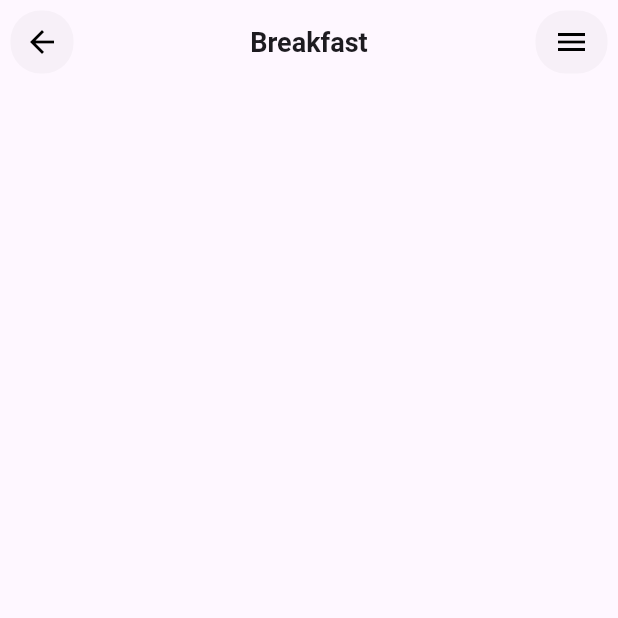
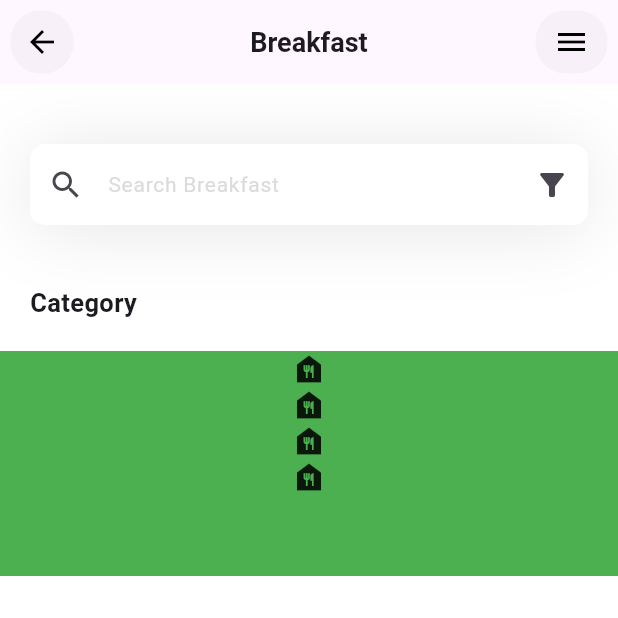
Before and after one commit to gedeastu/Fitness_App_Simple, a Flutter app: the screen it shows after launch, on a phone screen of 412 x 824 dp, the top half of it. Run offline on Flutter 3.47's test engine with Material 3 defaults, Android fonts, the phone set to English and light mode, and no system bars; Roboto replaces fonts that are missing (Plus Jakarta Sans).

Commit message:
make model,search, and structure list scroll categories

```diff
--- /dev/null
+++ b/fitness/lib/components/AppBarWidget.dart
@@ -0,0 +1,33 @@
+import 'package:flutter/material.dart';
+
+AppBar AppBarWidget() {
+    return AppBar(
+
+      leading: GestureDetector(
+        child: Container(
+          height: 100,
+          width: 100,
+          margin: const EdgeInsets.all(7.0),
+          decoration: BoxDecoration(borderRadius: BorderRadius.circular(20.0),color: Color.fromARGB(20, 161, 161, 161)),
+          child: IconButton(onPressed:(){}, icon: const Icon(Icons.arrow_back),color: Colors.black, alignment: Alignment.center,),
+        ),
+      ),
+      title: const Text(
+        "Breakfast",
+        style: TextStyle(fontFamily: "Plus Jakarta Sans",fontWeight: FontWeight.bold, fontSize: 18.0),
+      ),
+      centerTitle: true,
+      actions: [
+        GestureDetector(
+          onTap: () {
+
+          },
+          child: Container(
+          margin: const EdgeInsets.all(7.0),
+          decoration: BoxDecoration(borderRadius: BorderRadius.circular(20.0),color: const Color.fromARGB(20, 161, 161, 161)),
+          child: IconButton(onPressed:(){}, icon: const Icon(Icons.menu),color: Colors.black, alignment: Alignment.center,),
+                  ),
+        ),
+      ],
+    );
+  }
--- /dev/null
+++ b/fitness/lib/models/category_model.dart
@@ -0,0 +1,35 @@
+import 'package:flutter/material.dart';
+
+class Category{
+  late String name;
+  late String icon;
+  late Color boxColor;
+
+  Category({
+    required this.name,
+    required this.icon,
+    required this.boxColor
+  });
+
+  static List<Category> getCategories(){
+    List<Category> categories = [];
+
+    categories.add(
+      Category(name: "Salad", icon: 'assets/salad.svg', boxColor: Colors.blue)
+    );
+
+    categories.add(
+      Category(name: "Cake", icon: 'assets/cake.svg', boxColor: Colors.blue)
+    );
+
+    categories.add(
+      Category(name: "Pie", icon: 'assets/pie.svg', boxColor: Colors.blue)
+    );
+
+    categories.add(
+      Category(name: "Smoothie", icon: 'assets/fruit.svg', boxColor: Colors.blue)
+    );
+
+    return categories;
+  }
+}
--- a/fitness/lib/pages/breakfast.dart
+++ b/fitness/lib/pages/breakfast.dart
@@ -1,42 +1,101 @@
+import 'package:fitness/components/AppBarWidget.dart';
+import 'package:fitness/models/category_model.dart';
 import 'package:flutter/material.dart';
 
-class Breakfast extends StatelessWidget {
-  const Breakfast({super.key});
+// ignore: must_be_immutable
+class Breakfast extends StatefulWidget {
+  Breakfast({super.key});
+
+  @override
+  State<Breakfast> createState() => _BreakfastState();
+}
+
+class _BreakfastState extends State<Breakfast> {
+  List<Category> categories = [];
+
+  void _getCategories(){
+    categories = Category.getCategories();
+  }
+
+  @override
+  void initState() {
+    // TODO: implement initState
+    _getCategories();
+    super.initState();
+  }
 
   @override
   Widget build(BuildContext context) {
+    _getCategories();
     return Scaffold(
-      appBar: AppBar(
-
-        leading: Container(
-          height: 100,
-          width: 100,
-          margin: const EdgeInsets.all(7.0),
-          decoration: BoxDecoration(borderRadius: BorderRadius.circular(20.0),color: Color.fromARGB(20, 161, 161, 161)),
-          child: IconButton(onPressed:(){}, icon: const Icon(Icons.arrow_back),color: Colors.black, alignment: Alignment.center,),
+      appBar: AppBarWidget(),
+      backgroundColor: Colors.white,
+      body: Container(
+        child: Column(
+          crossAxisAlignment: CrossAxisAlignment.start,
+          children: [
+            _searchField(),
+            const SizedBox(height: 40.0,),
+            const Padding(
+              padding: EdgeInsets.only(left: 20,right: 20),
+              child: Column(
+                children: [
+                  Text("Category",style: TextStyle(fontWeight: FontWeight.bold,fontSize: 17.0),)
+                ],
+              ),
+            ),
+            const SizedBox(height: 20.0,),
+            Container(
+              color: Colors.green,
+              height: 150,
+              child: ListView.builder(
+                itemCount: categories.length,
+                itemBuilder: (context, index) {
+                  return Container(
+                    child:Icon(Icons.food_bank_sharp) ,
+                  );
+                },
+              ),
+            )
+          ],
         ),
-        title: const Text(
-          "Breakfast",
-          style: TextStyle(fontFamily: "Plus Jakarta Sans",fontWeight: FontWeight.bold, fontSize: 18.0),
-        ),
-        centerTitle: true,
-        actions: [
-          GestureDetector(
-            onTap: () {
-
-            },
-            child: Container(
-            height: 100,
-            margin: const EdgeInsets.all(7.0),
-            decoration: BoxDecoration(borderRadius: BorderRadius.circular(20.0),color: const Color.fromARGB(20, 161, 161, 161)),
-            child: IconButton(onPressed:(){}, icon: const Icon(Icons.menu),color: Colors.black, alignment: Alignment.center,),
-                    ),
-          ),
-        ],
-      ),
-      body: Container(
-
       ),
     );
   }
+
+  Container _searchField() {
+    return Container(
+            margin: const EdgeInsets.only(top: 40,left: 20,right: 20),
+            decoration: BoxDecoration(
+              borderRadius: BorderRadius.circular(20),
+              color: Colors.grey.withOpacity(0.5),
+              boxShadow: [
+                BoxShadow(
+                  color: const Color(0xff1d1617).withOpacity(0.11),
+                  blurRadius: 40,
+                  spreadRadius: 0.0,
+                  offset: const Offset(0, 3),
+                )
+              ]
+            ),
+            child: TextField(
+              decoration: InputDecoration(
+                filled: true,
+                fillColor: Colors.white,
+                hintText: "Search Breakfast",
+                hintStyle: const TextStyle(
+                  color: Color(0xffdddada),
+                  fontSize: 14
+                ),
+                prefixIcon: const Icon(Icons.search),
+                suffixIcon: const Icon(Icons.filter_alt),
+                contentPadding: const EdgeInsets.all(15.0),
+                border: OutlineInputBorder(
+                  borderRadius: BorderRadius.circular(10),
+                  borderSide: BorderSide.none
+                )
+              ),
+            ),
+          );
+  }
 }
```
Also changed, not shown: fitness/pubspec.yaml (+5 -3 lines), fitness/assets/cake.svg (added), fitness/assets/fruit.svg (added), fitness/assets/pie.svg (added), fitness/assets/salad.svg (added), 1 other file.
